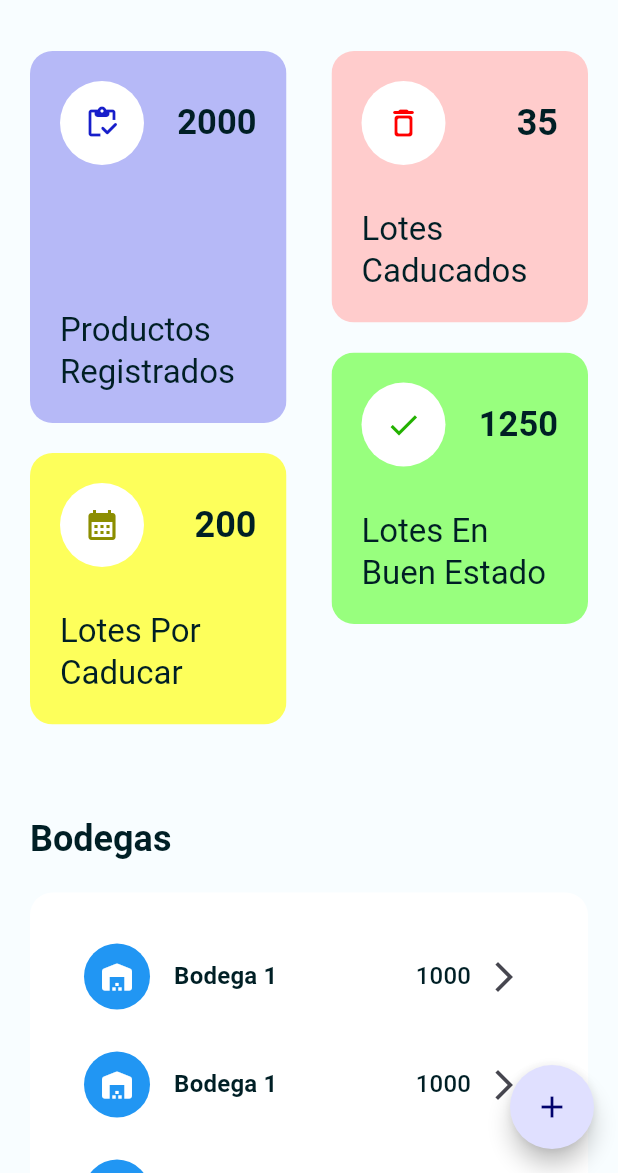
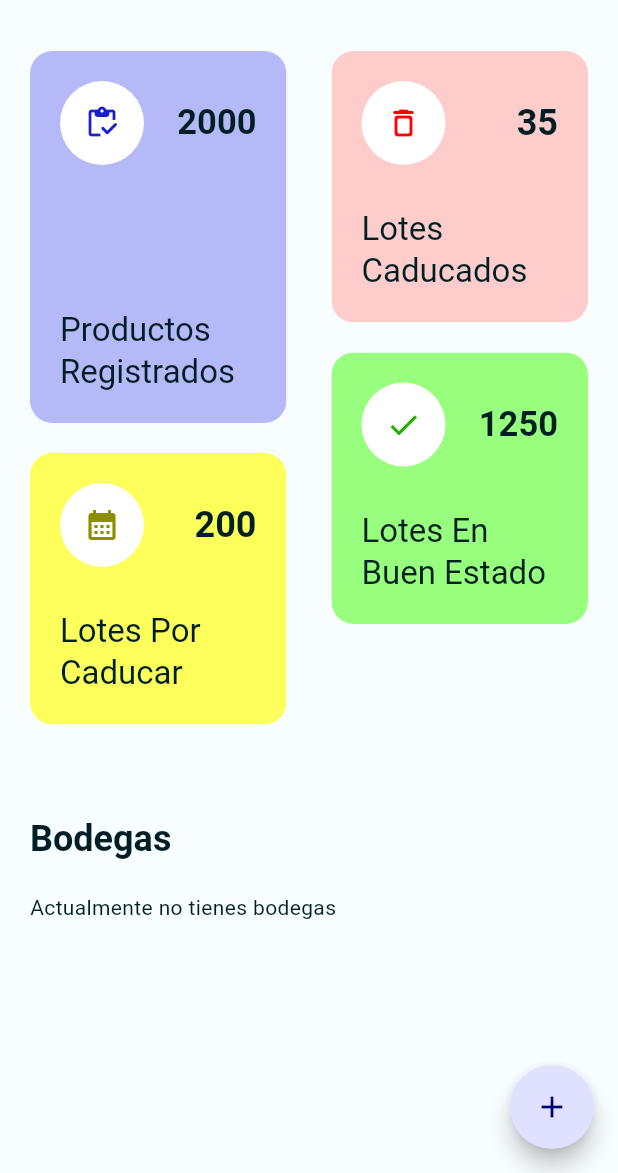
Before and after one commit to alexsosat/inventory-control, a Flutter app: the screen it shows after launch, on a phone screen of 412 x 824 dp, the part 63-1236 px from its top. Run offline on Flutter 3.47's test engine with Material 2 defaults, Android fonts, the phone set to English and light mode, and no system bars; drawn by our look-alikes of auto_size_text, flutter_speed_dial; our stand-ins replace animate_do, device_preview, flutter_colorpicker, flutter_spinkit, get, isar and 1 more; accounts and stored records are empty; generated files the repository leaves out were written again.

Commit message:
Adds Storage add and list functionalities

```diff
--- a/lib/app/modules/home/bindings/home_binding.dart
+++ b/lib/app/modules/home/bindings/home_binding.dart
@@ -1,6 +1,7 @@
 import 'package:get/get.dart';
 
 import '../controllers/home_controller.dart';
+import '../controllers/storage_list_controller.dart';
 
 class HomeBinding extends Bindings {
   @override
@@ -8,5 +9,8 @@ class HomeBinding extends Bindings {
     Get.lazyPut<HomeController>(
       () => HomeController(),
     );
+    Get.lazyPut<StorageListController>(
+      () => StorageListController(),
+    );
   }
 }
--- /dev/null
+++ b/lib/app/modules/home/controllers/storage_list_controller.dart
@@ -0,0 +1,29 @@
+import 'package:get/get.dart';
+
+import '../../../data/models/storages/storage.dart';
+import '../../../data/providers/storage_provider.dart';
+
+class StorageListController extends GetxController
+    with StateMixin<List<Storage>> {
+  final StorageProvider _provider = StorageProvider();
+
+  @override
+  void onInit() {
+    loadData();
+    super.onInit();
+  }
+
+  loadData() async {
+    change(null, status: RxStatus.loading());
+    try {
+      List<Storage> storages = await _provider.getStorageList();
+      if (storages.isNotEmpty) {
+        change(storages, status: RxStatus.success());
+      } else {
+        change(null, status: RxStatus.empty());
+      }
+    } catch (e) {
+      change(null, status: RxStatus.error(e.toString()));
+    }
+  }
+}
--- a/lib/app/modules/home/views/sections/storage_list_section.dart
+++ b/lib/app/modules/home/views/sections/storage_list_section.dart
@@ -1,4 +1,7 @@
 import 'package:flutter/material.dart';
+import 'package:flutter_colorpicker/flutter_colorpicker.dart';
+import 'package:get/get.dart';
+import 'package:inventory_control/app/modules/home/controllers/storage_list_controller.dart';
 
 import '../../../../../constants/values.dart';
 import '../widgets/storage_list_item.dart';
@@ -24,36 +27,32 @@ class StorageListSection extends StatelessWidget {
   }
 }
 
-class _StorageList extends StatelessWidget {
+class _StorageList extends GetView<StorageListController> {
   const _StorageList();
 
   @override
   Widget build(BuildContext context) {
-    return Container(
+    return controller.obx(
+      (storages) => Container(
         padding: const EdgeInsets.all(20),
         decoration: BoxDecoration(
           color: Theme.of(context).cardColor,
           borderRadius: AppValues.kRoundedMedium,
         ),
         child: Column(
-        children: [
-          StorageListItem(
-            title: 'Bodega 1',
-            value: '1000',
-            color: Colors.blue,
+          children: storages!
+              .map(
+                (storage) => StorageListItem(
+                  title: storage.name,
+                  value: storage.lotes.length.toString(),
+                  color:
+                      colorFromHex(storage.hexColor) ?? Get.theme.primaryColor,
                 ),
-          StorageListItem(
-            title: 'Bodega 1',
-            value: '1000',
-            color: Colors.blue,
+              )
+              .toList(),
         ),
-          StorageListItem(
-            title: 'Bodega 1',
-            value: '1000',
-            color: Colors.blue,
       ),
-        ],
-      ),
+      onEmpty: const Text("Actualmente no tienes bodegas"),
     );
   }
 }
--- a/lib/app/modules/storage_add/controllers/storage_add_controller.dart
+++ b/lib/app/modules/storage_add/controllers/storage_add_controller.dart
@@ -1,12 +1,12 @@
 import 'package:flutter/material.dart';
 import 'package:flutter_colorpicker/flutter_colorpicker.dart';
 import 'package:get/get.dart';
-import 'package:inventory_control/app/data/models/storages/storage.dart';
-import 'package:inventory_control/global/overlays/dialog/dialog.dart';
-import 'package:inventory_control/global/overlays/loading_dialog.dart';
-import 'package:inventory_control/services/local_database/call_function.dart';
 
+import '../../../../global/overlays/dialog/dialog.dart';
+import '../../../../services/local_database/call_function.dart';
+import '../../../data/models/storages/storage.dart';
 import '../../../data/providers/storage_provider.dart';
+import '../../home/controllers/storage_list_controller.dart';
 
 class StorageAddController extends GetxController {
   final StorageProvider _provider = StorageProvider();
@@ -31,7 +31,10 @@ class StorageAddController extends GetxController {
       onSuccess: (_) => openDialogWindow(
         title: "Se registro la bodega",
         type: DialogType.success,
-        onConfirm: () => Get.back(),
+        onConfirm: () => {
+          Get.find<StorageListController>().loadData(),
+          Get.back(),
+        },
       ),
     );
   }
```
Lines whose indentation alone changed are shown as unchanged.
